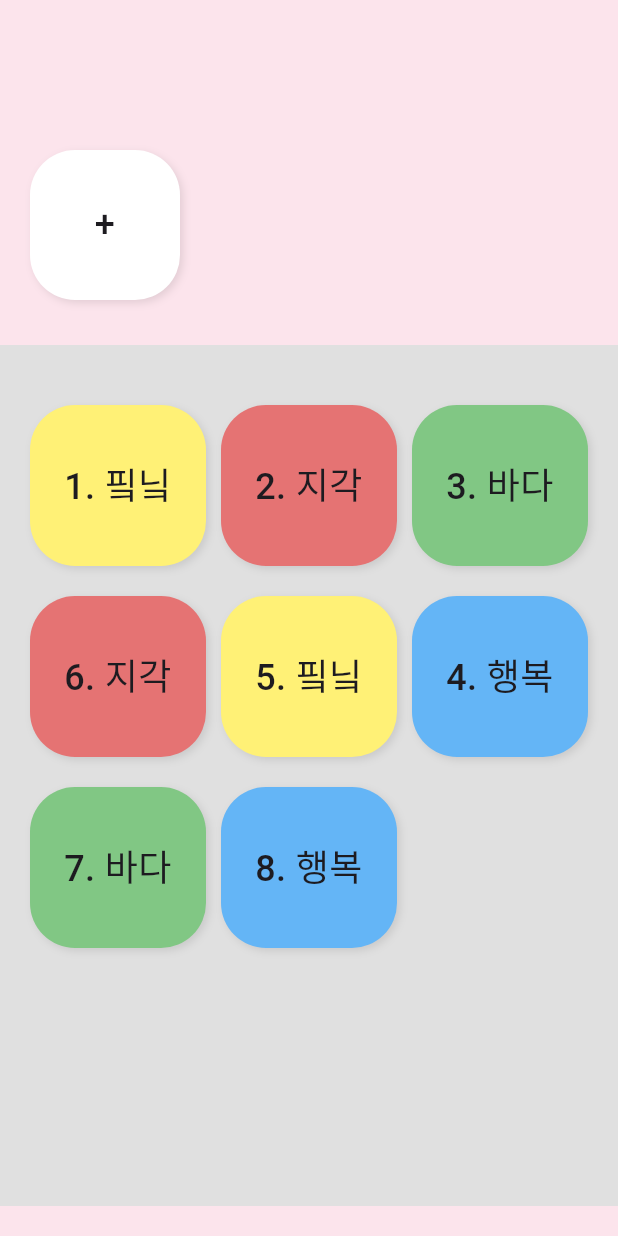
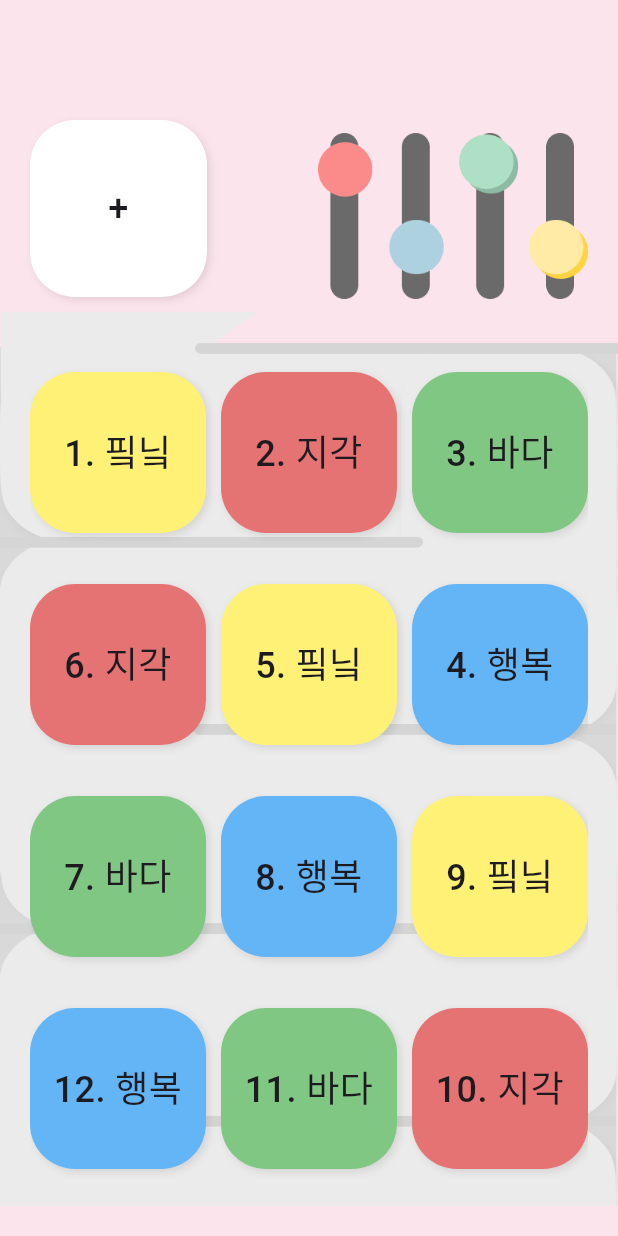
Before and after one commit to zigsong/insidegram, a Flutter app: the screen it shows after launch, on a phone screen of 412 x 824 dp. Run offline on Flutter 3.47's test engine with Material 3 defaults, Android fonts, the phone set to English and light mode, and no system bars.

Commit message:
feat: add background image, sort beadItems

```diff
--- a/lib/screens/home_screen.dart
+++ b/lib/screens/home_screen.dart
@@ -22,6 +22,17 @@ class _HomescreenState extends State<Homescreen> {
       BeadItem(title: '6. 지각', color: Colors.red.shade300),
       BeadItem(title: '7. 바다', color: Colors.green.shade300),
       BeadItem(title: '8. 행복', color: Colors.blue.shade300),
+      BeadItem(
+        title: '9. 핔닠',
+      ),
+      BeadItem(title: '10. 지각', color: Colors.red.shade300),
+      BeadItem(title: '11. 바다', color: Colors.green.shade300),
+      BeadItem(title: '12. 행복', color: Colors.blue.shade300),
+      BeadItem(
+        title: '13. 핔닠',
+      ),
+      BeadItem(title: '14. 지각', color: Colors.red.shade300),
+      BeadItem(title: '15. 바다', color: Colors.green.shade300),
     ];
 
     List<Widget> beadItems = beadItemsData.map((item) {
@@ -45,27 +56,27 @@ class _HomescreenState extends State<Homescreen> {
     }).toList();
 
     const int columnCount = 3; // 열의 수
-    final int rowCount = (beadItems.length / columnCount).ceil(); // 행의 수
+    const int rowCount = 5;
 
     final List<List<Widget>> transformedData = [];
-    for (int i = 0; i < columnCount; i++) {
-      List<Widget> columnData = [];
-      for (int j = 0; j < rowCount; j++) {
+    for (int i = 0; i < rowCount; i++) {
+      List<Widget> rowData = [];
+      for (int j = 0; j < columnCount; j++) {
         if ((i * columnCount + j) < beadItems.length) {
-          columnData.add(beadItems[(i * columnCount) + j]);
+          rowData.add(beadItems[(i * columnCount) + j]);
         }
       }
       if (i % 2 == 1) {
-        columnData = columnData.reversed.toList();
+        rowData = rowData.reversed.toList();
       }
-      transformedData.add(columnData);
+      transformedData.add(rowData);
     }
 
-    final List<Widget> finalData = [];
+    final List<Widget> finalItems = [];
     for (int i = 0; i < rowCount; i++) {
       for (int j = 0; j < columnCount; j++) {
         if (i < transformedData.length && j < transformedData[i].length) {
-          finalData.add(transformedData[i][j]);
+          finalItems.add(transformedData[i][j]);
         }
       }
     }
@@ -80,6 +91,11 @@ class _HomescreenState extends State<Homescreen> {
               const SizedBox(
                 height: 60,
               ),
+              Padding(
+                padding: const EdgeInsets.symmetric(horizontal: 20),
+                child: Row(
+                  mainAxisAlignment: MainAxisAlignment.spaceBetween,
+                  children: [
                     GestureDetector(
                       onTap: () {
                         Navigator.push(
@@ -87,20 +103,28 @@ class _HomescreenState extends State<Homescreen> {
                             MaterialPageRoute(
                                 builder: (context) => const NoteScreen()));
                       },
-                  child: const Padding(
-                    padding: EdgeInsets.all(20),
-                    child: Bead(title: '+', color: Colors.white),
-                  )),
+                      child: const Bead(title: '+', color: Colors.white),
+                    ),
+                    const Image(
+                      image: AssetImage('assets/images/controller.png'),
+                      width: 180,
+                    )
+                  ],
+                ),
+              ),
               Expanded(
                 child: Container(
+                  decoration: const BoxDecoration(
+                      image: DecorationImage(
+                          fit: BoxFit.fill,
+                          image: AssetImage('assets/images/pipe_bg.png'))),
                   padding: const EdgeInsets.symmetric(horizontal: 20),
-                  color: Colors.grey.shade300,
                   child: GridView.count(
                       padding: const EdgeInsets.symmetric(vertical: 40),
                       crossAxisCount: 3,
                       crossAxisSpacing: 10,
-                      mainAxisSpacing: 10,
-                      children: finalData),
+                      mainAxisSpacing: 24,
+                      children: finalItems),
                 ),
               ),
             ],
--- a/lib/widgets/bead_widget.dart
+++ b/lib/widgets/bead_widget.dart
@@ -16,8 +16,8 @@ class Bead extends StatelessWidget {
   @override
   Widget build(BuildContext context) {
     return Container(
-      width: 100,
-      height: 100,
+      width: 118,
+      height: 118,
       margin: const EdgeInsets.only(bottom: 10),
       padding: const EdgeInsets.all(12),
       decoration: BoxDecoration(
--- a/pubspec.yaml
+++ b/pubspec.yaml
@@ -59,9 +59,8 @@ flutter:
   uses-material-design: true
 
   # To add assets to your application, add an assets section, like this:
-  # assets:
-  #   - images/a_dot_burr.jpeg
-  #   - images/a_dot_ham.jpeg
+  assets:
+    - assets/images/
 
   # An image asset can refer to one or more resolution-specific "variants", see
   # https://flutter.dev/assets-and-images/#resolution-aware
```
Also changed, not shown: assets/images/controller.png (added), assets/images/pipe_bg.png (added). Lines whose indentation alone changed are shown as unchanged.
